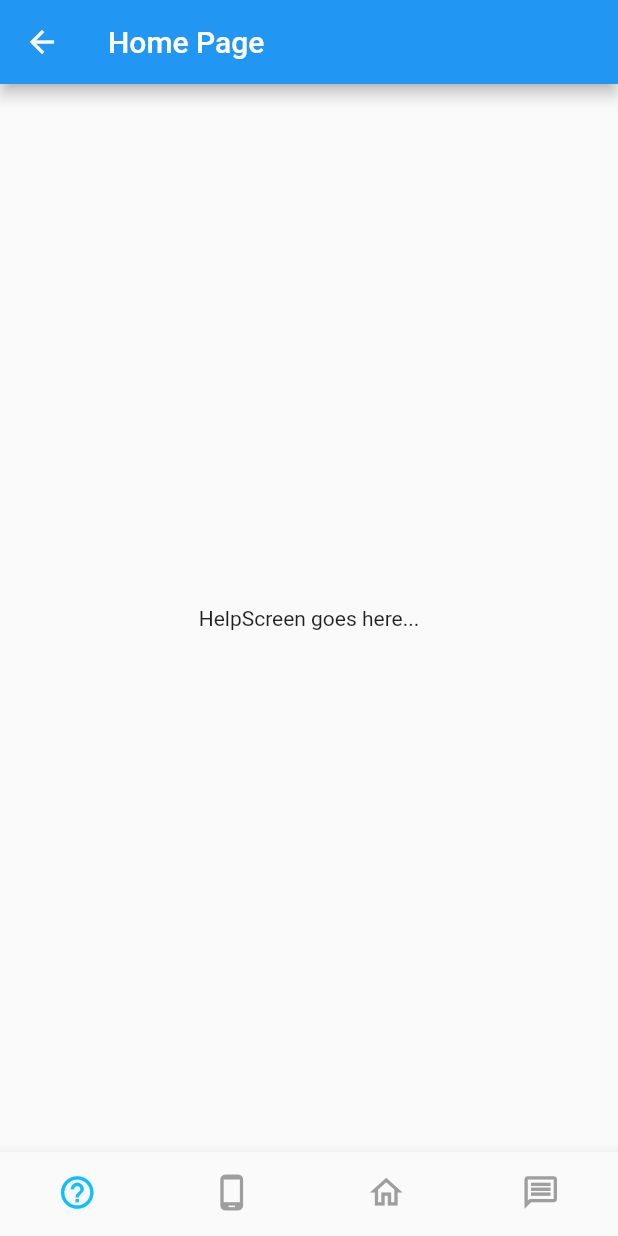
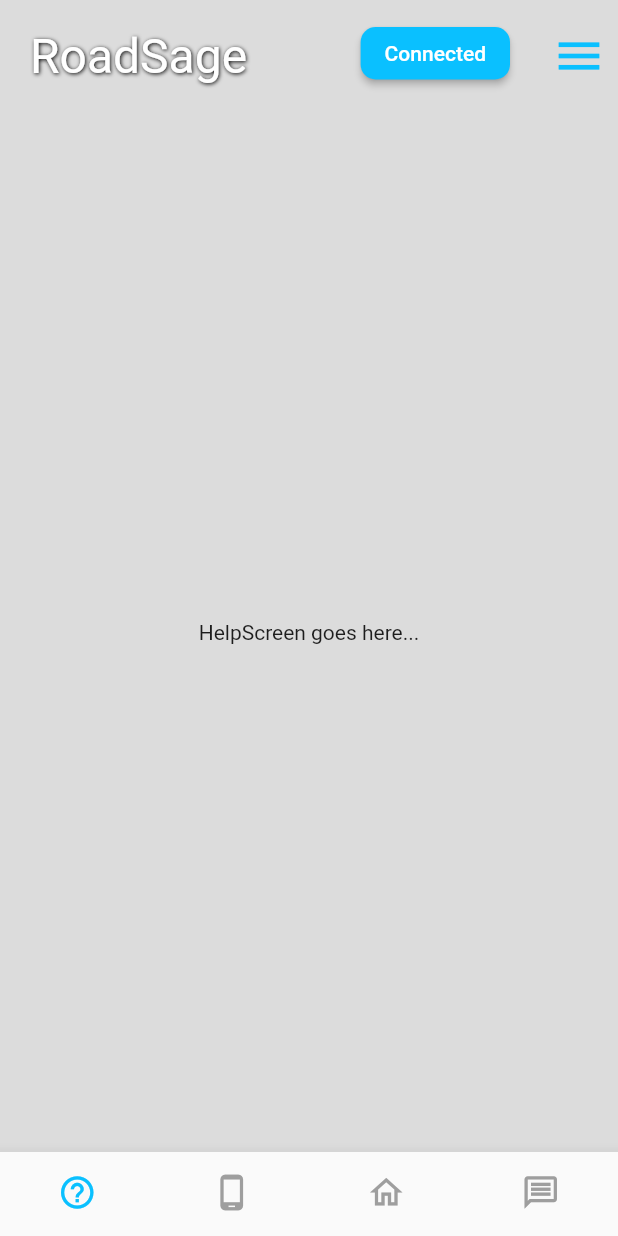
Before and after one commit to RoadSage/roadsage-app, a Flutter app: the screen it shows after launch, after a tap on "Sign in with Google", on a phone screen of 412 x 824 dp. Run offline on Flutter 3.47's test engine with Material 2 defaults, Android fonts, the phone set to English and light mode, and no system bars; our stand-ins replace flutter_signin_button, google_fonts.

Commit message:
Implement the App Bar in line with Figma
- Change background colour for screens to RoadSageColours.lightGrey
- Modify the app bar to look in line with the wireframes

Signed-off-by: Kajetan Puchalski <2457183P@student.gla.ac.uk>

```diff
--- a/lib/constants.dart
+++ b/lib/constants.dart
@@ -26,4 +26,5 @@ class RoadSageIcons {
 
 class RoadSageColours {
   static const Color lightBlue = Color(0xFF0AC0FF);
+  static const Color lightGrey = Color(0xFFDCDCDC);
 }
--- a/lib/login.dart
+++ b/lib/login.dart
@@ -81,7 +81,8 @@ class _LoginScreenState extends State<LoginScreen> {
                     ),
                     backgroundColor: Colors.white,
                     // innerPadding: EdgeInsets.only(left: 10),
-                    onPressed: () => Navigator.pushNamed(context, Routes.home),
+                    onPressed: () =>
+                        Navigator.pushReplacementNamed(context, Routes.home),
                     shape: RoundedRectangleBorder(
                         borderRadius: BorderRadius.circular(15))),
                 SignInButton(
--- a/lib/main.dart
+++ b/lib/main.dart
@@ -1,4 +1,5 @@
 import 'package:flutter/material.dart';
+import 'package:flutter/services.dart';
 import 'package:google_fonts/google_fonts.dart';
 
 import 'login.dart';
@@ -93,9 +94,39 @@ class _MainScreenState extends State<MainScreen> {
   Widget build(BuildContext context) {
     return Scaffold(
       appBar: AppBar(
-        title: Text(widget.title),
+        title: const Text(
+          Constants.title,
+        ),
+        titleTextStyle: const TextStyle(fontSize: 32, shadows: [
+          Shadow(color: Colors.black, blurRadius: 3, offset: Offset(0.6, 0.6)),
+        ]),
+        titleSpacing: 20,
+        backgroundColor: RoadSageColours.lightGrey,
+        toolbarHeight: 75,
+        elevation: 0,
+        centerTitle: false,
+        actions: [
+          Padding(
+              padding: const EdgeInsets.only(top: 18, bottom: 22, right: 20),
+              child: ElevatedButton(
+                style: ButtonStyle(
+                    backgroundColor:
+                        MaterialStateProperty.all(RoadSageColours.lightBlue),
+                    shape: MaterialStateProperty.all(RoundedRectangleBorder(
+                        borderRadius: BorderRadius.circular(10)))),
+                child: const Text('Connected'),
+                onPressed: () {},
+              )),
+          IconButton(
+            icon: const Icon(Icons.menu),
+            iconSize: 36,
+            color: RoadSageColours.lightBlue,
+            onPressed: () {},
+          ),
+        ],
       ),
       body: _bottomNavScreens.elementAt(_selectedIndex),
+      backgroundColor: RoadSageColours.lightGrey,
       bottomNavigationBar: BottomNavigationBar(
         items: const <BottomNavigationBarItem>[
           BottomNavigationBarItem(
```
